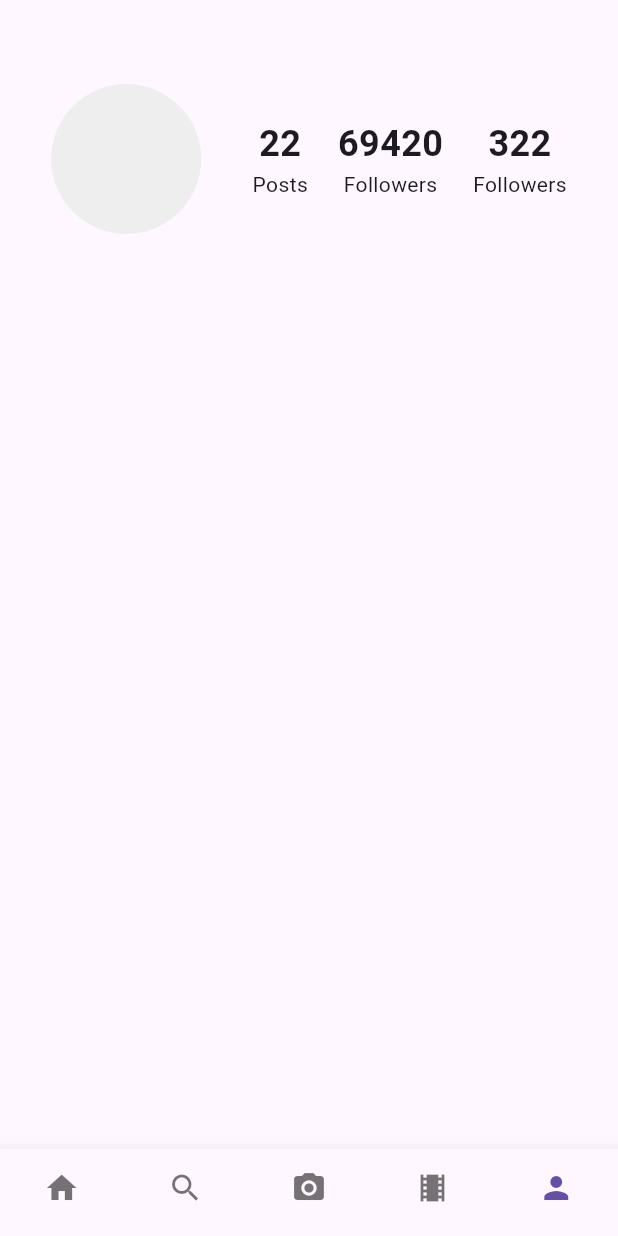
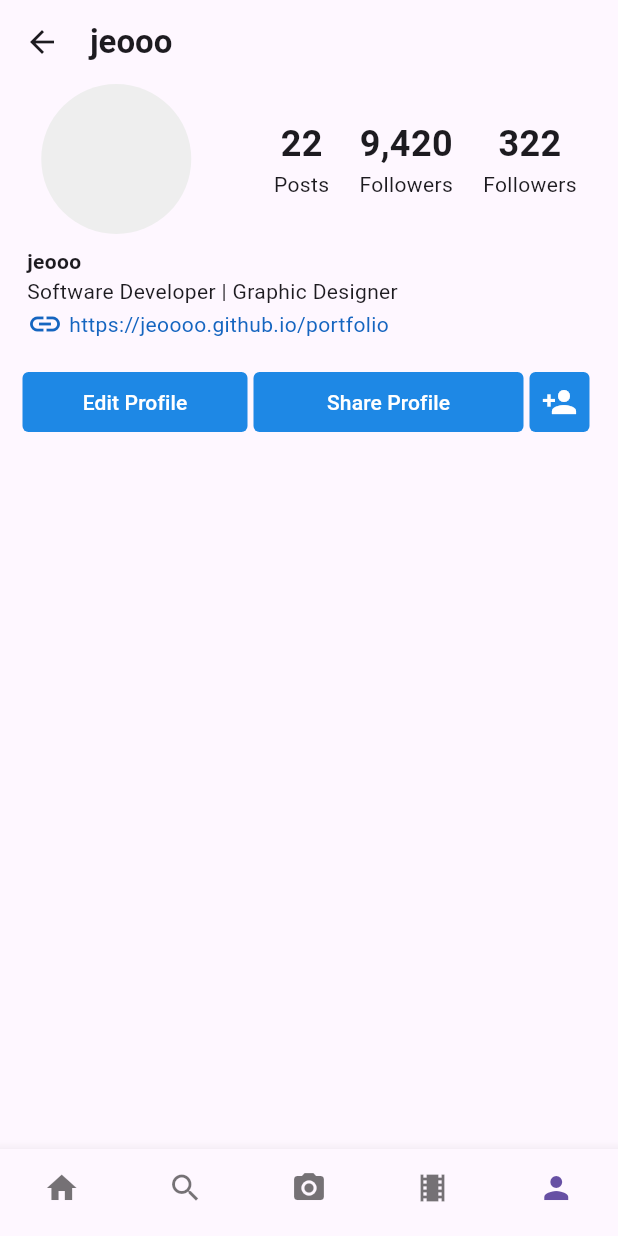
Before and after one commit to jeoooo/ig_clone, a Flutter app: the screen it shows after launch, item 5 of the bottom bar chosen, on a phone screen of 412 x 824 dp. Run offline on Flutter 3.47's test engine with Material 3 defaults, Android fonts, the phone set to English and light mode, and no system bars.

Commit message:
Update profile screen UI

```diff
--- a/lib/screens/my_profile.dart
+++ b/lib/screens/my_profile.dart
@@ -8,11 +8,20 @@ class ProfileScreen extends StatelessWidget {
   @override
   Widget build(BuildContext context) {
     return Scaffold(
-      appBar: AppBar(),
+      appBar: AppBar(
+        title: Row(
+          children: [
+            Icon(Icons.arrow_back),
+            SizedBox(width: 20),
+            Text('jeooo', style: TextStyle(fontWeight: FontWeight.bold))
+          ],
+        ),
+      ),
       body: Column(
+        mainAxisAlignment: MainAxisAlignment.start,
         children: [
           Row(
-            mainAxisAlignment: MainAxisAlignment.spaceEvenly,
+            mainAxisAlignment: MainAxisAlignment.spaceAround,
             children: [
               Container(
                 height: 100,
@@ -37,7 +46,7 @@ class ProfileScreen extends StatelessWidget {
                   Column(
                     children: [
                       Text(
-                        '69420',
+                        '9,420',
                         style: TextStyle(
                             fontSize: 24, fontWeight: FontWeight.bold),
                       ),
@@ -59,6 +68,75 @@ class ProfileScreen extends StatelessWidget {
               ),
             ],
           ),
+          Padding(
+            padding: const EdgeInsets.all(8.0),
+            child: Container(
+              width: MediaQuery.of(context).size.width,
+              child: Padding(
+                padding: const EdgeInsets.only(left: 10.0),
+                child: Column(
+                  crossAxisAlignment: CrossAxisAlignment.start,
+                  children: [
+                    Text('jeooo',
+                        style: TextStyle(fontWeight: FontWeight.bold)),
+                    Text('Software Developer | Graphic Designer'),
+                    Row(
+                      children: [
+                        Icon(Icons.link, color: Colors.blue[800]),
+                        SizedBox(width: 4.0),
+                        Text(
+                          'https://jeoooo.github.io/portfolio',
+                          style: TextStyle(color: Colors.blue[800]),
+                        ),
+                      ],
+                    ),
+                  ],
+                ),
+              ),
+            ),
+          ),
+          Padding(
+            padding: const EdgeInsets.all(8.0),
+            child: Row(
+              mainAxisAlignment: MainAxisAlignment.center,
+              children: [
+                FilledButton(
+                    style: FilledButton.styleFrom(
+                        fixedSize: Size.fromWidth(150),
+                        shape: RoundedRectangleBorder(
+                          borderRadius: BorderRadius.circular(4.0),
+                        ),
+                        backgroundColor: Colors.blue[600]),
+                    onPressed: () {
+                      //button functionality
+                    },
+                    child: Text('Edit Profile')),
+                SizedBox(width: 4.0),
+                FilledButton(
+                    style: FilledButton.styleFrom(
+                        fixedSize: Size.fromWidth(180),
+                        shape: RoundedRectangleBorder(
+                          borderRadius: BorderRadius.circular(4.0),
+                        ),
+                        backgroundColor: Colors.blue[600]),
+                    onPressed: () {
+                      //button functionality
+                    },
+                    child: Text('Share Profile')),
+                IconButton(
+                    style: FilledButton.styleFrom(
+                        shape: RoundedRectangleBorder(
+                          borderRadius: BorderRadius.circular(4.0),
+                        ),
+                        backgroundColor: Colors.blue[600]),
+                    color: Colors.white,
+                    onPressed: () {
+                      //button functionality
+                    },
+                    icon: Icon(Icons.person_add)),
+              ],
+            ),
+          )
         ],
       ),
     );
```
